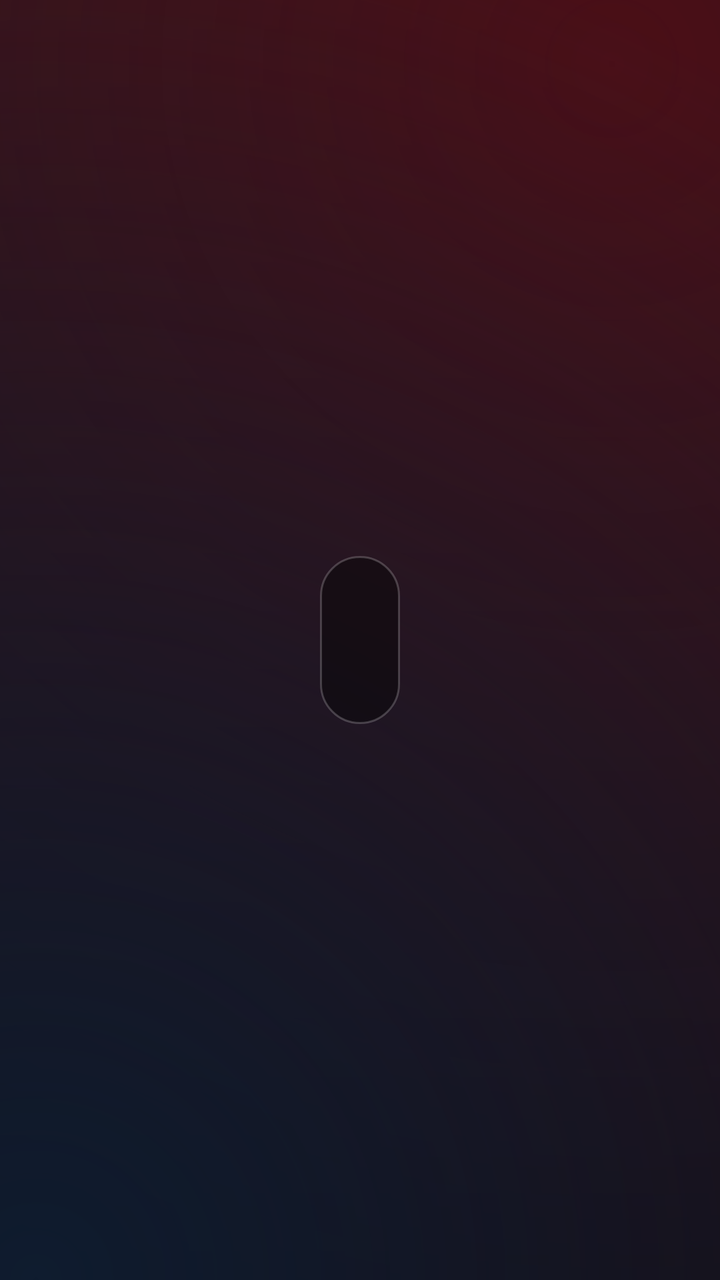
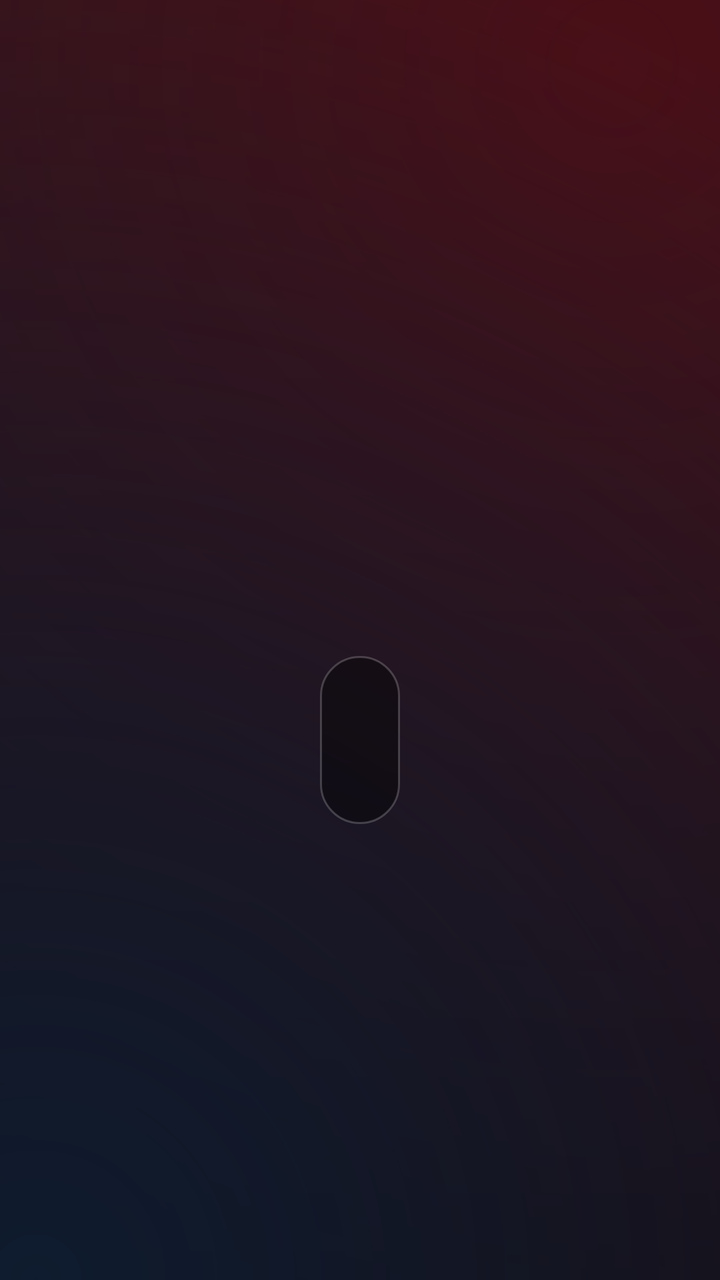

Before-and-after screenshots of an Android layout around one commit, followed by the original layout XML and the change that was made.
<!-- AndroidManifest.xml: application theme android:Theme.Material.NoActionBar.Fullscreen -->
<!-- res/layout/activity_main.xml -->
<?xml version="1.0" encoding="utf-8"?>
<RelativeLayout xmlns:android="http://schemas.android.com/apk/res/android"
    android:layout_width="match_parent"
    android:layout_height="match_parent"
    android:background="@drawable/wallpaper_gradient">

    <ImageView
        android:id="@+id/wallpaper"
        android:layout_width="match_parent"
        android:layout_height="match_parent"
        android:layout_alignParentTop="true"
        android:layout_alignParentStart="true"
        android:scaleType="centerCrop"
        android:visibility="gone" />

    <View
        android:id="@+id/wallpaper_dim"
        android:layout_width="match_parent"
        android:layout_height="match_parent"
        android:layout_alignParentTop="true"
        android:layout_alignParentStart="true"
        android:background="#80000000"
        android:visibility="gone" />

    
    <TextView
        android:id="@+id/clock"
        android:layout_width="wrap_content"
        android:layout_height="wrap_content"
        android:layout_alignParentTop="true"
        android:layout_alignParentStart="true"
        android:layout_marginTop="28dp"
        android:layout_marginStart="40dp"
        android:textColor="#FFFFFF"
        android:textSize="52sp"
        android:textStyle="bold" />

    <TextView
        android:id="@+id/date"
        android:layout_width="wrap_content"
        android:layout_height="wrap_content"
        android:layout_alignParentStart="true"
        android:layout_below="@id/clock"
        android:layout_marginStart="40dp"
        android:layout_marginTop="2dp"
        android:textColor="#D8D8D8"
        android:textSize="20sp" />

    
    <ImageView
        android:id="@+id/hero_banner"
        android:layout_width="560dp"
        android:layout_height="128dp"
        android:layout_alignParentTop="true"
        android:layout_centerHorizontal="true"
        android:layout_marginTop="48dp"
        android:scaleType="fitCenter" />

    <TextView
        android:id="@+id/hero_label"
        android:layout_width="wrap_content"
        android:layout_height="wrap_content"
        android:layout_below="@id/hero_banner"
        android:layout_centerHorizontal="true"
        android:layout_marginTop="8dp"
        android:textColor="#FFFFFF"
        android:textSize="24sp"
        android:textStyle="bold" />

    
    <HorizontalScrollView
        android:id="@+id/dock_scroll"
        android:layout_width="wrap_content"
        android:layout_height="84dp"
        android:layout_centerHorizontal="true"
        android:layout_centerVertical="true"
        android:layout_marginTop="100dp"
        android:background="@drawable/dock_pill"
        android:clipChildren="false"
        android:clipToPadding="false"
        android:fillViewport="true"
        android:paddingStart="20dp"
        android:paddingEnd="20dp"
        android:paddingTop="10dp"
        android:paddingBottom="10dp"
        android:scrollbars="none">

        <LinearLayout
            android:id="@+id/app_dock"
            android:layout_width="wrap_content"
            android:layout_height="match_parent"
            android:clipChildren="false"
            android:gravity="center"
            android:orientation="horizontal" />

    </HorizontalScrollView>

</RelativeLayout>
<!-- resources referenced by this layout -->
<resources>
  <!-- drawable dock_pill (drawable) -->
  <?xml version="1.0" encoding="utf-8"?>
  <shape xmlns:android="http://schemas.android.com/apk/res/android"
      android:shape="rectangle">
      <solid android:color="#66000000" />
      <stroke
          android:width="1dp"
          android:color="#33FFFFFF" />
      <corners android:radius="38dp" />
  </shape>
  <!-- drawable wallpaper_gradient (drawable) -->
  <?xml version="1.0" encoding="utf-8"?>
  <layer-list xmlns:android="http://schemas.android.com/apk/res/android">
      
      <item>
          <shape android:shape="rectangle">
              <gradient
                  android:angle="270"
                  android:endColor="#050506"
                  android:startColor="#1B1B20"
                  android:type="linear" />
          </shape>
      </item>
      
      <item>
          <shape android:shape="rectangle">
              <gradient
                  android:centerX="0.85"
                  android:centerY="0.05"
                  android:endColor="#00000000"
                  android:gradientRadius="900dp"
                  android:startColor="#4A0E16"
                  android:type="radial" />
          </shape>
      </item>
      
      <item>
          <shape android:shape="rectangle">
              <gradient
                  android:centerX="0.05"
                  android:centerY="1.0"
                  android:endColor="#00000000"
                  android:gradientRadius="700dp"
                  android:startColor="#0E1B2E"
                  android:type="radial" />
          </shape>
      </item>
  </layer-list>
</resources>

<!-- the commit's change to res/layout/activity_main.xml (unified diff, before → after) -->
@@ -74,7 +74,7 @@
         android:layout_height="84dp"
         android:layout_centerHorizontal="true"
         android:layout_centerVertical="true"
-        android:layout_marginTop="100dp"
+        android:translationY="50dp"
         android:background="@drawable/dock_pill"
         android:clipChildren="false"
         android:clipToPadding="false"
